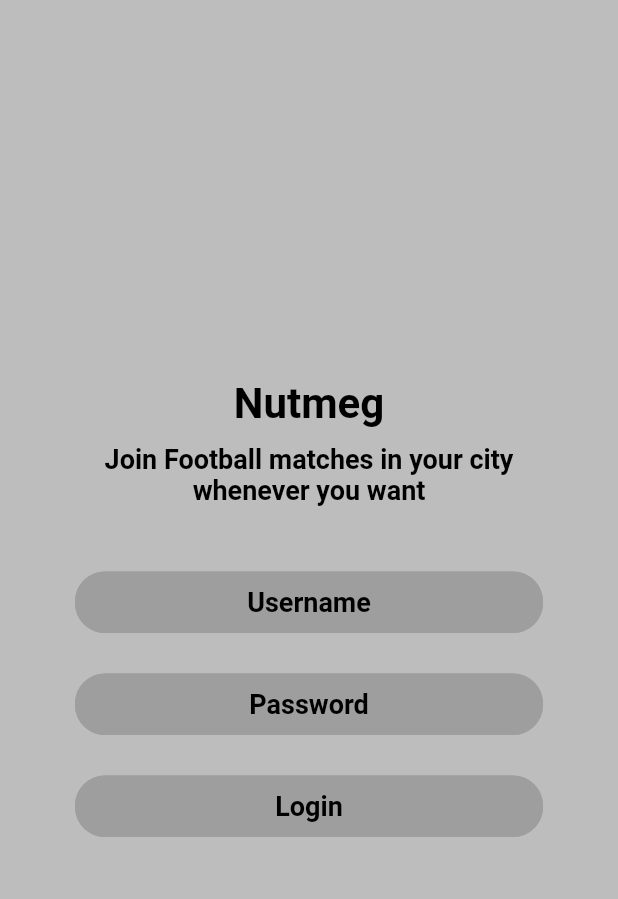
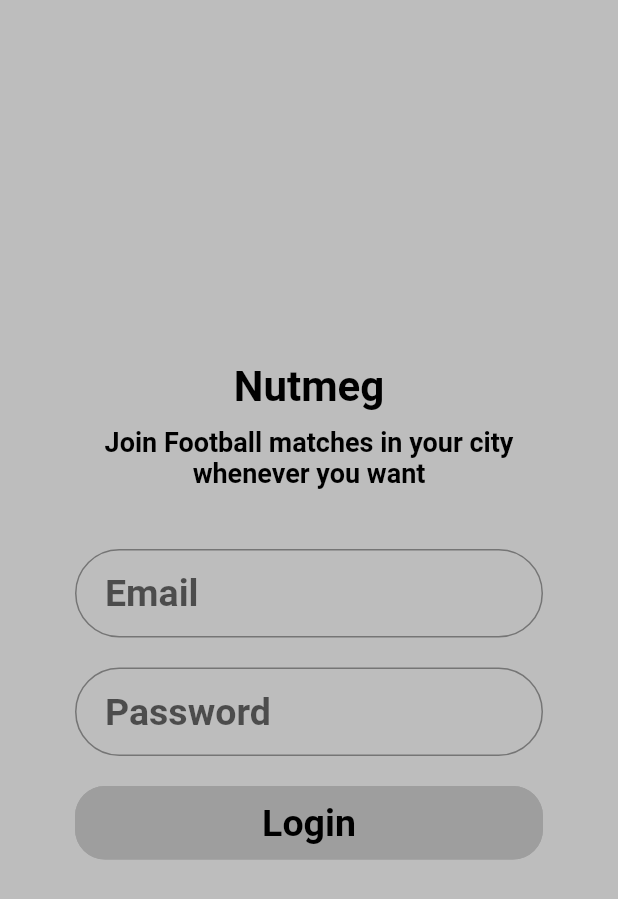
Before and after one commit to alexlipa91/nutmeg-flutter, a Flutter app: the Login widget shown alone on an empty page, opened directly, after a tap on "Email", on a phone screen of 412 x 824 dp. Shown: the top 899 px of the screen. Run offline on Flutter 3.47's test engine with Material 2 defaults, Android fonts, the phone set to English and light mode, and no system bars; our stand-ins replace firebase_auth, firebase_core, google_sign_in; accounts and stored records are empty; Roboto replaces fonts that are missing (Montserrat).

Commit message:
add login and available matches page

```diff
--- a/lib/Authentication.dart
+++ b/lib/Authentication.dart
@@ -1,22 +1,20 @@
+import 'package:flutter/cupertino.dart';
 import 'package:nutmeg/Model.dart';
 
 var users = [
-  new User("rob.doeg@gmail.com", "rob123")
+  new User("rob.doeg@gmail.com", "rob123"),
+  new User("u", "p")
 ];
 
-class _Authentication {
+class UserModel extends ChangeNotifier {
 
-  String user;
+  String name = null;
 
-  static var _auth = new _Authentication();
-
-  static String getLoggedInUser() {
-    return _auth.user;
-  }
-
-  static bool login(String email, String password) {
+  bool login(String email, String password) {
     var exists = users.where((e) => e.email == email && e.password == password).isNotEmpty;
-    _auth.user = email;
+    name = email;
+    print("notifying");
+    notifyListeners();
     return exists;
   }
 }
--- a/lib/screens/Login.dart
+++ b/lib/screens/Login.dart
@@ -1,5 +1,6 @@
 import 'package:flutter/foundation.dart';
 import 'package:flutter/material.dart';
+import 'package:nutmeg/screens/LoginEmail.dart';
 
 import '../Utils.dart';
 
@@ -12,14 +13,12 @@ void main() {
 
 class Login extends StatelessWidget {
 
-  ValueNotifier<bool> isLoginOptionsWidget = ValueNotifier(true);
-
   @override
   Widget build(BuildContext context) {
     final ThemeData themeData = Theme.of(context);
 
     onTap() {
-      isLoginOptionsWidget.value = !isLoginOptionsWidget.value;
+      Navigator.push(context, MaterialPageRoute(builder: (context) => LoginEmail()));
     }
 
     return SafeArea(
@@ -39,12 +38,7 @@ class Login extends StatelessWidget {
                 style: themeData.textTheme.bodyText1,
                 textAlign: TextAlign.center),
             SizedBox(height: 30),
-            ValueListenableBuilder(
-                valueListenable: isLoginOptionsWidget,
-                builder: (BuildContext context, bool isLoginOptions,
-                    Widget child) {
-                  return new LoginAreaWidget(isLoginOptions, onTap);
-                })
+            LoginAreaWidget(onTap)
           ],
         ),
       ),
@@ -54,37 +48,29 @@ class Login extends StatelessWidget {
 
 class LoginAreaWidget extends StatelessWidget {
 
-  bool isOptionsWidget;
   Function onEmailTap;
 
-  LoginAreaWidget(this.isOptionsWidget, this.onEmailTap);
+  LoginAreaWidget(this.onEmailTap);
 
   @override
   Widget build(BuildContext context) {
     final ThemeData themeData = Theme.of(context);
 
-    if (isOptionsWidget) {
-      return Container(
+    return Container(
           child: Column(children: [
             LoginOptionButton(text: "Email", onTap: onEmailTap),
             LoginOptionButton(text: "Facebook"),
             LoginOptionButton(text: "Google"),
           ]));
     }
-    return Container(
-      child: Column(children: [
-        LoginOptionButton(text: "Username"),
-        LoginOptionButton(text: "Password"),
-        LoginOptionButton(text: "Login"),
-      ]));
-  }
 }
 
 class LoginOptionButton extends StatelessWidget {
   final String text;
   final Function onTap;
+  final Widget next;
 
-  const LoginOptionButton({Key key, this.text, this.onTap}) : super(key: key);
+  const LoginOptionButton({Key key, this.text, this.onTap, this.next}) : super(key: key);
 
   @override
   Widget build(BuildContext context) {
--- /dev/null
+++ b/lib/screens/LoginEmail.dart
@@ -0,0 +1,110 @@
+import 'package:flutter/material.dart';
+import 'package:flutter/services.dart';
+import 'package:nutmeg/Authentication.dart';
+import 'package:provider/provider.dart';
+
+import '../Utils.dart';
+import 'Login.dart';
+
+void main() {
+  runApp(new MaterialApp(
+    home: LoginEmail(),
+    theme: appTheme,
+  ));
+}
+
+class LoginEmail extends StatelessWidget {
+
+  final emailController = TextEditingController();
+  final passwordController = TextEditingController();
+
+  LoginEmail({Key key}) : super(key: key);
+
+  @override
+  Widget build(BuildContext context) {
+    final ThemeData themeData = Theme.of(context);
+
+    void onLoginPress() {
+      if (!Provider.of<UserModel>(context, listen: false)
+          .login(emailController.text, passwordController.text)) {
+        showDialog(
+          context: context,
+          builder: (context) {
+            return AlertDialog(content: Text("User not found"));
+          }
+        );
+      }
+
+      int count = 0;
+      Navigator.of(context).popUntil((_) => count++ >= 2);
+    }
+
+    return SafeArea(
+      child: Scaffold(
+        body: Container(
+          padding: EdgeInsets.all(50),
+          decoration: new BoxDecoration(color: Colors.grey.shade400),
+          // padding: EdgeInsets.symmetric(100, padding),
+          child: Column(
+            mainAxisAlignment: MainAxisAlignment.center,
+            crossAxisAlignment: CrossAxisAlignment.center,
+            children: [
+              Text("Nutmeg", style: themeData.textTheme.headline1),
+              SizedBox(height: 10),
+              Text(
+                  "Join Football matches in your city\n"
+                      "whenever you want",
+                  style: themeData.textTheme.bodyText1,
+                  textAlign: TextAlign.center),
+              SizedBox(height: 30),
+              LoginInputTextField(text: "Email", controller: emailController),
+              LoginInputTextField(text: "Password", obscure: true, controller: passwordController),
+              LoginOptionButton(text: "Login", onTap: onLoginPress)
+            ],
+          ),
+        ),
+      ),
+    );
+  }
+}
+
+class LoginInputTextField extends StatelessWidget {
+
+  final String text;
+  final bool obscure;
+  final TextEditingController controller;
+
+  const LoginInputTextField({Key key, this.text, this.obscure, this.controller}) : super(key: key);
+
+  @override
+  Widget build(BuildContext context) {
+    final ThemeData themeData = Theme.of(context);
+
+    return Container(
+      margin: EdgeInsets.symmetric(vertical: 10.0),
+      child: TextField(
+        inputFormatters: [
+          FilteringTextInputFormatter.deny(RegExp('[ ]')),
+        ],
+        obscureText: (obscure != null) ? obscure : false,
+        style: themeData.textTheme.headline3,
+        controller: controller,
+        decoration: InputDecoration(
+            contentPadding: EdgeInsets.fromLTRB(20.0, 15.0, 20.0, 15.0),
+            hintText: text,
+            border: OutlineInputBorder(borderRadius: BorderRadius.circular(32.0))),
+      ),
+    );
+  }
+}
+
+class LoginButton extends StatelessWidget {
+
+  @override
+  Widget build(BuildContext context) {
+    // TODO: implement build
+    var button = LoginOptionButton(text: "Login");
+
+    return button;
+  }
+}
--- a/pubspec.yaml
+++ b/pubspec.yaml
@@ -27,6 +27,7 @@ dependencies:
   maps_launcher: 2.0.0
   font_awesome_flutter: 9.0.0
   flutter_signin_button: 2.0.0
+  provider: ^4.3.3
 
   firebase_core: "^1.0.1"
   firebase_auth: "^1.0.1"
```
Also changed, not shown: lib/Utils.dart (+60 -1 lines), lib/available_matches.dart (deleted, +0 -218 lines), lib/screens/AvailableMatches.dart (added, +126 -0 lines), lib/screens/Launch.dart (+8 -11 lines), lib/screens/MatchDetails.dart (+13 -14 lines), pubspec.lock.
